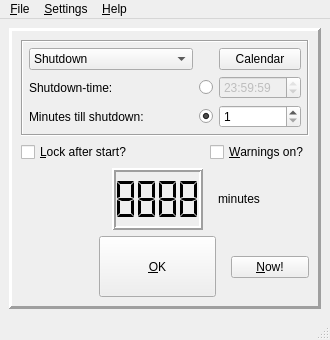
The window that qshutdown/src/ui/gui.ui (hakaishi/shutdown-qapps) describes before a commit, drawn with Qt 5.
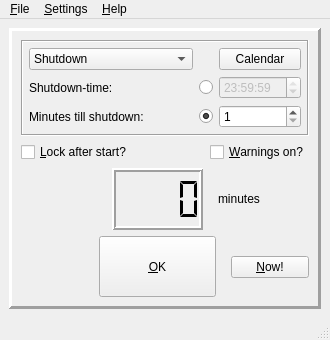
The same window after the commit. Icons and pictures are not drawn.

What changed in the file:
```diff
--- a/qshutdown/src/ui/gui.ui
+++ b/qshutdown/src/ui/gui.ui
@@ -328,7 +328,7 @@
             <enum>QLCDNumber::Flat</enum>
            </property>
            <property name="value" stdset="0">
-            <double>8888.000000000000000</double>
+            <double>0.000000000000000</double>
            </property>
           </widget>
          </item>
```
